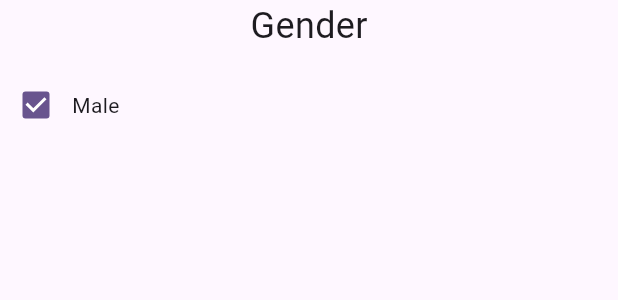
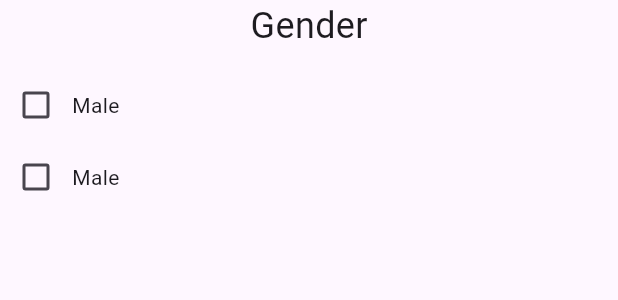
Before and after one commit to sk123411/flutter_course, a Flutter app: the GenderCheckboxWidget widget shown alone on an empty page, opened directly, on a phone screen of 412 x 824 dp. Shown: the top 300 px of the screen. Run offline on Flutter 3.47's test engine with Material 3 defaults, Android fonts, the phone set to English and light mode, and no system bars; our stand-ins replace get.

```diff
--- a/lib/gender_checkbox_widget.dart
+++ b/lib/gender_checkbox_widget.dart
@@ -1,43 +1,74 @@
 import 'package:flutter/material.dart';
 import 'package:get/get.dart';
 
-class GenderCheckboxWidget extends StatefulWidget{
-  @override
-  State<GenderCheckboxWidget> createState() => _GenderCheckboxWidgetState();
-}
-
-class _GenderCheckboxWidgetState extends State<GenderCheckboxWidget> {
-  bool checkboxValue = true;
-
+class GenderCheckboxWidget extends StatelessWidget {
+  var genderCheckboxController = Get.put(GenderCheckboxController());
 
   @override
   Widget build(BuildContext context) {
+    return Column(
+      children: [
+        Text(
+          "Gender",
+          style: TextStyle(fontSize: 24),
+        ),
+        SizedBox(
+          height: 12,
+        ),
+        Row(
+          children: [
 
-  return Column(children: [
-    Text("Gender",style: TextStyle(fontSize: 24),),
-    SizedBox(height: 12,),
+            //GetX State Management Using Obx
+            Obx(
+              ()=> Checkbox(
+                value: genderCheckboxController.checkboxValue.value,
+                onChanged: (v) {
+                  genderCheckboxController.checkboxValue.value = v!;
+                },
+              ),
+            ),
 
-    Row(
-      children: [
-        Checkbox(value: checkboxValue, onChanged: (v){
+            SizedBox(height: 12,),
 
-          setState(() {
-            checkboxValue = v!;
+            Text("Male")
+          ],
+        ),
 
-          });
+        Row(
+          children: [
+            //GetX State Management Using GetBuilder
+            GetBuilder<GenderCheckboxController>(builder: (_){
+
+              return Checkbox(
+                value: genderCheckboxController.checkboxValueUsingGetBuilder,
+                onChanged: (v) {
+                  genderCheckboxController.tickGenderCheckBox(v!);
+
+                },
+              );
+            }),
+            SizedBox(height: 12,),
+
+            Text("Male")
+          ],
+        )
 
 
-        },),
 
-        Text("Male")
       ],
-    )
-
-  ],);
+    );
   }
 }
 
-class GenderCheckboxController extends GetxController{
+class GenderCheckboxController extends GetxController {
+  Rx<bool> checkboxValue = false.obs;
+  bool checkboxValueUsingGetBuilder = false;
+
+
+  void tickGenderCheckBox(bool value){
+    checkboxValueUsingGetBuilder = value;
+    update();
+  }
 
 
 }
--- a/lib/our_home_widget.dart
+++ b/lib/our_home_widget.dart
@@ -8,7 +8,7 @@ class OurHomeWidget extends StatelessWidget{
   @override
   Widget build(BuildContext context) {
     return Container(
-        child: Center(child: Girl()));
+        child: Center(child: RandomColorChangerWidget()));
 
   }
 
```
Also changed, not shown: lib/girl_widget.dart (+25 -26 lines), lib/random_color_changer_widget.dart (+26 -16 lines).
